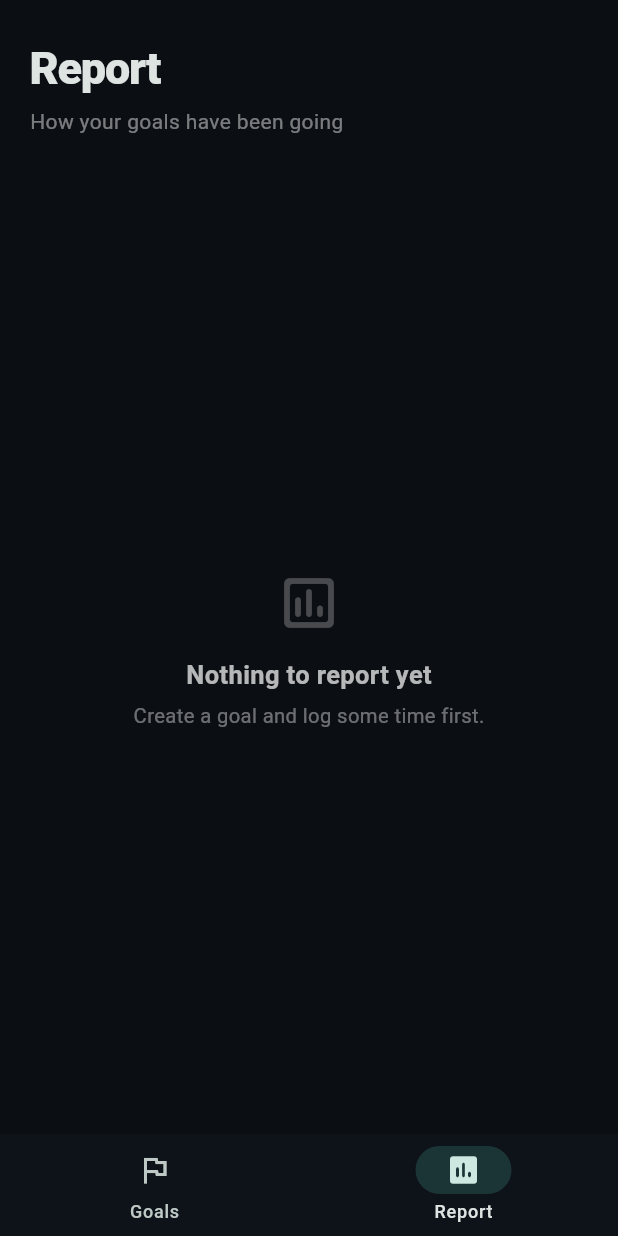
After one commit to MjMoshiri/SecondSight, a Flutter app: the screen it shows after launch, item 2 of the bottom bar chosen, on a phone screen of 412 x 824 dp. The commit adds this screen. Run offline on Flutter 3.47's test engine with Material 3 defaults, Android fonts, the phone set to English and light mode, and no system bars; our stand-ins replace drift, drift_flutter, flutter_local_notifications, permission_handler, rxdart; missing offline and left inert: home_widget; accounts and stored records are empty; generated files the repository leaves out were written again.

Commit message:
Report tab: overall totals and per-goal period history
- Bottom navigation shell (Goals / Report)
- watchReport(): per-goal window history, streaks, hit rate, all-time and
  last-7-days totals; history/streak math shared with the detail screen
- Report screen: summary tiles plus a card per goal with a bar per past
  period (met = full color, missed = stub scaled by logged time)

```diff
--- a/lib/data/goal_repository.dart
+++ b/lib/data/goal_repository.dart
@@ -52,6 +52,35 @@ class PeriodStat {
     required this.loggedMs,
     required this.met,
   });
+}
+
+/// Historical performance for one goal, as shown on the report tab.
+class GoalReport {
+  final Goal goal;
+
+  /// Oldest first; the current window is always last.
+  final List<PeriodStat> history;
+
+  final int totalMs;
+  final int last7DaysMs;
+  final int completedPeriods;
+  final int metPeriods;
+  final int currentStreak;
+  final int bestStreak;
+
+  const GoalReport({
+    required this.goal,
+    required this.history,
+    required this.totalMs,
+    required this.last7DaysMs,
+    required this.completedPeriods,
+    required this.metPeriods,
+    required this.currentStreak,
+    required this.bestStreak,
+  });
+
+  int get targetMs => goal.targetMinutes * 60000;
+  GoalPeriod get period => GoalPeriod.values.byName(goal.period);
 }
 
 /// Everything the dashboard shows for one goal.
@@ -137,6 +166,49 @@ class GoalRepository {
     ];
   }
 
+  /// Past performance of every non-archived goal, newest goal first.
+  /// Re-emits whenever goals or logs change.
+  Stream<List<GoalReport>> watchReport() {
+    final goals = (db.select(db.goals)
+          ..where((g) => g.archivedAtUtc.isNull())
+          ..orderBy([(g) => OrderingTerm.desc(g.createdAtUtc)]))
+        .watch();
+    final logs = db.select(db.timeLogs).watch();
+    return Rx.combineLatest2(goals, logs, _assembleReport);
+  }
+
+  List<GoalReport> _assembleReport(List<Goal> goals, List<TimeLog> logs) {
+    final today = _clock();
+    final weekCutoff = formatDay(today.subtract(const Duration(days: 6)));
+    return [
+      for (final goal in goals)
+        () {
+          final goalLogs = [
+            for (final log in logs)
+              if (log.goalId == goal.id) log,
+          ];
+          final history = _history(goal, goalLogs, today);
+          final (current, best) = _streaks(history);
+          var totalMs = 0, weekMs = 0;
+          for (final log in goalLogs) {
+            totalMs += log.durationMs;
+            if (log.day.compareTo(weekCutoff) >= 0) weekMs += log.durationMs;
+          }
+          final completed = history.length - 1;
+          return GoalReport(
+            goal: goal,
+            history: history,
+            totalMs: totalMs,
+            last7DaysMs: weekMs,
+            completedPeriods: completed,
+            metPeriods: history.take(completed).where((p) => p.met).length,
+            currentStreak: current,
+            bestStreak: best,
+          );
+        }(),
+    ];
+  }
+
   /// Dashboard stream for one goal. Emits null if the goal was deleted.
   Stream<GoalDetail?> watchDetail(String goalId) {
     final goal = (db.select(db.goals)..where((g) => g.id.equals(goalId)))
@@ -156,45 +228,9 @@ class GoalRepository {
     ActiveTimer? timer,
   ) {
     if (goal == null) return null;
-    final today = _clock();
-    final windows = windowsThrough(
-      period: GoalPeriod.values.byName(goal.period),
-      firstDay: goal.startDay,
-      today: today,
-    );
-    final targetMs = goal.targetMinutes * 60000;
-
-    final history = [
-      for (final w in windows)
-        () {
-          var logged = 0;
-          for (final log in logs) {
-            if (log.day.compareTo(w.startDay) >= 0 &&
-                log.day.compareTo(w.endDay) < 0) {
-              logged += log.durationMs;
-            }
-          }
-          return PeriodStat(
-            window: w,
-            loggedMs: logged,
-            met: logged >= targetMs,
-          );
-        }(),
-    ];
-
+    final history = _history(goal, logs, _clock());
+    final (current, best) = _streaks(history);
     final completed = history.length - 1; // all but the current window
-    var best = 0, run = 0;
-    for (var i = 0; i < completed; i++) {
-      run = history[i].met ? run + 1 : 0;
-      if (run > best) best = run;
-    }
-    var current = 0;
-    for (var i = completed - 1; i >= 0; i--) {
-      if (!history[i].met) break;
-      current++;
-    }
-    if (history.isNotEmpty && history.last.met) current++;
-    if (current > best) best = current;
 
     var totalMs = 0;
     for (final log in logs) {
@@ -220,6 +256,53 @@ class GoalRepository {
       currentStreak: current,
       bestStreak: best,
     );
+  }
+
+  /// Per-window stats for [goal] from its creation window through today.
+  /// [logs] must already be filtered to this goal.
+  List<PeriodStat> _history(Goal goal, List<TimeLog> logs, DateTime today) {
+    final windows = windowsThrough(
+      period: GoalPeriod.values.byName(goal.period),
+      firstDay: goal.startDay,
+      today: today,
+    );
+    final targetMs = goal.targetMinutes * 60000;
+    return [
+      for (final w in windows)
+        () {
+          var logged = 0;
+          for (final log in logs) {
+            if (log.day.compareTo(w.startDay) >= 0 &&
+                log.day.compareTo(w.endDay) < 0) {
+              logged += log.durationMs;
+            }
+          }
+          return PeriodStat(
+            window: w,
+            loggedMs: logged,
+            met: logged >= targetMs,
+          );
+        }(),
+    ];
+  }
+
+  /// (current, best) streak of met periods. The in-progress window only
+  /// counts toward the current streak once it's already met.
+  (int, int) _streaks(List<PeriodStat> history) {
+    final completed = history.length - 1;
+    var best = 0, run = 0;
+    for (var i = 0; i < completed; i++) {
+      run = history[i].met ? run + 1 : 0;
+      if (run > best) best = run;
+    }
+    var current = 0;
+    for (var i = completed - 1; i >= 0; i--) {
+      if (!history[i].met) break;
+      current++;
+    }
+    if (history.isNotEmpty && history.last.met) current++;
+    if (current > best) best = current;
+    return (current, best);
   }
 
   Future<String> createGoal({
--- a/lib/main.dart
+++ b/lib/main.dart
@@ -5,7 +5,7 @@ import 'package:permission_handler/permission_handler.dart';
 
 import 'data/database.dart';
 import 'data/goal_repository.dart';
-import 'ui/home_screen.dart';
+import 'ui/app_shell.dart';
 import 'widget/timer_notification.dart';
 import 'widget/widget_sync.dart';
 
@@ -44,7 +44,7 @@ class SecondSightApp extends StatelessWidget {
           brightness: Brightness.dark,
         ),
       ),
-      home: HomeScreen(repo: repo),
+      home: AppShell(repo: repo),
     );
   }
 }
--- /dev/null
+++ b/lib/ui/app_shell.dart
@@ -0,0 +1,51 @@
+import 'package:flutter/material.dart';
+
+import '../data/goal_repository.dart';
+import 'home_screen.dart';
+import 'report_screen.dart';
+
+/// Root scaffold: bottom navigation between the goal list and the report.
+class AppShell extends StatefulWidget {
+  final GoalRepository repo;
+
+  const AppShell({super.key, required this.repo});
+
+  @override
+  State<AppShell> createState() => _AppShellState();
+}
+
+class _AppShellState extends State<AppShell> {
+  int _index = 0;
+
+  @override
+  Widget build(BuildContext context) {
+    return Scaffold(
+      body: IndexedStack(
+        index: _index,
+        children: [
+          HomeScreen(repo: widget.repo),
+          ReportScreen(repo: widget.repo),
+        ],
+      ),
+      bottomNavigationBar: NavigationBar(
+        backgroundColor: const Color(0xFF0E1219),
+        indicatorColor: const Color(0xFF5EEAD4).withValues(alpha: 0.16),
+        height: 68,
+        selectedIndex: _index,
+        onDestinationSelected: (i) => setState(() => _index = i),
+        destinations: const [
+          NavigationDestination(
+            icon: Icon(Icons.flag_outlined),
+            selectedIcon: Icon(Icons.flag_rounded),
+            label: 'Goals',
+          ),
+          NavigationDestination(
+            icon: Icon(Icons.insert_chart_outlined_rounded),
+            selectedIcon: Icon(Icons.insert_chart_rounded),
+            label: 'Report',
+          ),
+        ],
+      ),
+    );
+  }
+}
--- /dev/null
+++ b/lib/ui/report_screen.dart
@@ -0,0 +1,299 @@
+import 'package:flutter/material.dart';
+
+import '../data/goal_repository.dart';
+import 'format.dart';
+
+/// How many past windows a goal card shows at most.
+const _maxCells = 20;
+
+/// The report tab: overall totals plus a per-goal look at how every past
+/// period went.
+class ReportScreen extends StatelessWidget {
+  final GoalRepository repo;
+
+  const ReportScreen({super.key, required this.repo});
+
+  @override
+  Widget build(BuildContext context) {
+    return SafeArea(
+      child: StreamBuilder<List<GoalReport>>(
+        stream: repo.watchReport(),
+        builder: (context, snapshot) {
+          final reports = snapshot.data ?? const <GoalReport>[];
+          return CustomScrollView(
+            slivers: [
+              SliverToBoxAdapter(child: _header()),
+              if (snapshot.hasData && reports.isEmpty)
+                SliverFillRemaining(hasScrollBody: false, child: _empty())
+              else
+                SliverPadding(
+                  padding: const EdgeInsets.fromLTRB(16, 4, 16, 32),
+                  sliver: SliverList.list(children: [
+                    _summary(reports),
+                    const SizedBox(height: 24),
+                    for (final report in reports) ...[
+                      _GoalReportCard(report: report),
+                      const SizedBox(height: 12),
+                    ],
+                  ]),
+                ),
+            ],
+          );
+        },
+      ),
+    );
+  }
+
+  Widget _header() {
+    return Padding(
+      padding: const EdgeInsets.fromLTRB(20, 24, 20, 20),
+      child: Column(
+        crossAxisAlignment: CrossAxisAlignment.start,
+        children: [
+          const Text(
+            'Report',
+            style: TextStyle(
+              fontSize: 30,
+              fontWeight: FontWeight.w800,
+              letterSpacing: -0.8,
+            ),
+          ),
+          const SizedBox(height: 4),
+          Text(
+            'How your goals have been going',
+            style: TextStyle(
+              fontSize: 14,
+              color: Colors.white.withValues(alpha: 0.45),
+            ),
+          ),
+        ],
+      ),
+    );
+  }
+
+  Widget _summary(List<GoalReport> reports) {
+    var totalMs = 0, weekMs = 0, completed = 0, met = 0;
+    for (final r in reports) {
+      totalMs += r.totalMs;
+      weekMs += r.last7DaysMs;
+      completed += r.completedPeriods;
+      met += r.metPeriods;
+    }
+    final rate = completed == 0 ? '—' : '${(met / completed * 100).round()}%';
+    return Row(
+      children: [
+        _tile('All time', fmtCompact(totalMs)),
+        const SizedBox(width: 10),
+        _tile('Last 7 days', fmtCompact(weekMs)),
+        const SizedBox(width: 10),
+        _tile('Hit rate', rate),
+      ],
+    );
+  }
+
+  Widget _tile(String label, String value) {
+    return Expanded(
+      child: Container(
+        padding: const EdgeInsets.symmetric(vertical: 14, horizontal: 12),
+        decoration: BoxDecoration(
+          color: const Color(0xFF12161E),
+          borderRadius: BorderRadius.circular(16),
+        ),
+        child: Column(
+          crossAxisAlignment: CrossAxisAlignment.start,
+          children: [
+            Text(
+              label,
+              style: TextStyle(
+                fontSize: 11,
+                color: Colors.white.withValues(alpha: 0.4),
+              ),
+            ),
+            const SizedBox(height: 6),
+            Text(
+              value,
+              style: const TextStyle(fontSize: 17, fontWeight: FontWeight.w700),
+            ),
+          ],
+        ),
+      ),
+    );
+  }
+
+  Widget _empty() {
+    return Center(
+      child: Column(
+        mainAxisSize: MainAxisSize.min,
+        children: [
+          Icon(
+            Icons.insert_chart_outlined_rounded,
+            size: 44,
+            color: Colors.white.withValues(alpha: 0.25),
+          ),
+          const SizedBox(height: 14),
+          Text(
+            'Nothing to report yet',
+            style: TextStyle(
+              fontSize: 17,
+              fontWeight: FontWeight.w600,
+              color: Colors.white.withValues(alpha: 0.7),
+            ),
+          ),
+          const SizedBox(height: 6),
+          Text(
+            'Create a goal and log some time first.',
+            style: TextStyle(
+              fontSize: 13.5,
+              color: Colors.white.withValues(alpha: 0.4),
+            ),
+          ),
+        ],
+      ),
+    );
+  }
+}
+
+class _GoalReportCard extends StatelessWidget {
+  final GoalReport report;
+
+  const _GoalReportCard({required this.report});
+
+  @override
+  Widget build(BuildContext context) {
+    final color = goalColor(report.goal.id);
+    final rate = report.completedPeriods == 0
+        ? '—'
+        : '${(report.metPeriods / report.completedPeriods * 100).round()}%';
+    final cells = report.history.length > _maxCells
+        ? report.history.sublist(report.history.length - _maxCells)
+        : report.history;
+    return Container(
+      padding: const EdgeInsets.all(18),
+      decoration: BoxDecoration(
+        color: const Color(0xFF161B24),
+        borderRadius: BorderRadius.circular(24),
+        border: Border.all(color: Colors.white.withValues(alpha: 0.06)),
+      ),
+      child: Column(
+        crossAxisAlignment: CrossAxisAlignment.start,
+        children: [
+          Row(
+            children: [
+              Expanded(
+                child: Text(
+                  report.goal.name,
+                  maxLines: 1,
+                  overflow: TextOverflow.ellipsis,
+                  style: const TextStyle(
+                    fontSize: 16,
+                    fontWeight: FontWeight.w700,
+                    letterSpacing: -0.2,
+                  ),
+                ),
+              ),
+              _chip(report.period.chipLabel),
+              const SizedBox(width: 10),
+              Text(
+                rate,
+                style: TextStyle(
+                  fontSize: 15,
+                  fontWeight: FontWeight.w700,
+                  color: color,
+                ),
+              ),
+            ],
+          ),
+          const SizedBox(height: 14),
+          SizedBox(
+            height: 40,
+            child: Row(
+              crossAxisAlignment: CrossAxisAlignment.end,
+              children: [
+                for (var i = 0; i < cells.length; i++) ...[
+                  if (i > 0) const SizedBox(width: 3),
+                  Expanded(
+                    child: _cell(cells[i], color,
+                        isCurrent: i == cells.length - 1),
+                  ),
+                ],
+              ],
+            ),
+          ),
+          const SizedBox(height: 6),
+          Row(
+            mainAxisAlignment: MainAxisAlignment.spaceBetween,
+            children: [
+              Text(fmtDay(cells.first.window.startDay), style: _axisStyle),
+              Text('now', style: _axisStyle),
+            ],
+          ),
+          const SizedBox(height: 12),
+          Row(
+            children: [
+              _footNote(
+                report.currentStreak > 0
+                    ? 'streak ${report.currentStreak} · best '
+                        '${report.bestStreak}'
+                    : 'best streak ${report.bestStreak}',
+              ),
+              const Spacer(),
+              _footNote('${fmtCompact(report.totalMs)} total'),
+            ],
+          ),
+        ],
+      ),
+    );
+  }
+
+  TextStyle get _axisStyle => TextStyle(
+        fontSize: 11,
+        color: Colors.white.withValues(alpha: 0.35),
+      );
+
+  Widget _cell(PeriodStat stat, Color color, {required bool isCurrent}) {
+    final target = report.targetMs;
+    final ratio =
+        target == 0 ? 0.0 : (stat.loggedMs / target).clamp(0.0, 1.0);
+    final cellColor = stat.met
+        ? color
+        : isCurrent
+            ? color.withValues(alpha: 0.45)
+            : Colors.white.withValues(alpha: 0.18);
+    return FractionallySizedBox(
+      alignment: Alignment.bottomCenter,
+      heightFactor: ratio < 0.08 ? 0.08 : ratio,
+      child: Container(
+        decoration: BoxDecoration(
+          color: cellColor,
+          borderRadius: BorderRadius.circular(3),
+        ),
+      ),
+    );
+  }
+
+  Widget _chip(String label) {
+    return Container(
+      padding: const EdgeInsets.symmetric(horizontal: 9, vertical: 4),
+      decoration: BoxDecoration(
+        color: Colors.white.withValues(alpha: 0.07),
+        borderRadius: BorderRadius.circular(999),
+      ),
+      child: Text(
+        label,
+        style: TextStyle(
+          fontSize: 11,
+          fontWeight: FontWeight.w600,
+          color: Colors.white.withValues(alpha: 0.6),
+        ),
+      ),
+    );
+  }
+
+  Widget _footNote(String text) => Text(
+        text,
+        style: TextStyle(
+          fontSize: 12.5,
+          color: Colors.white.withValues(alpha: 0.45),
+        ),
+      );
+}
```
Also changed, not shown: 1 other file.
